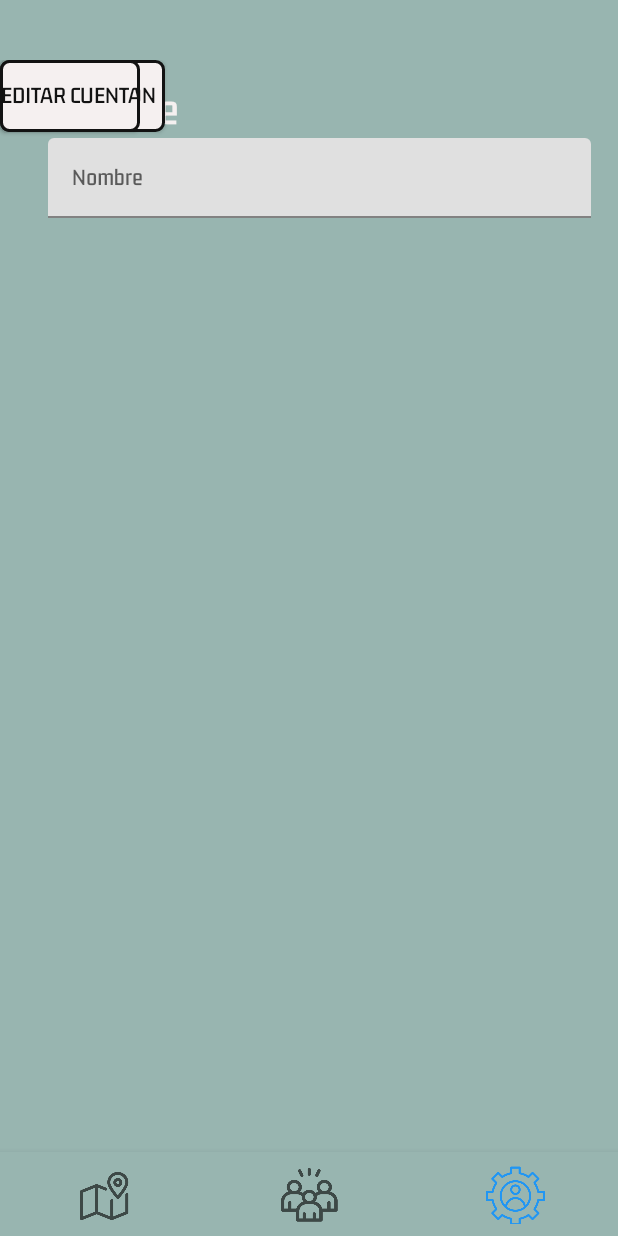
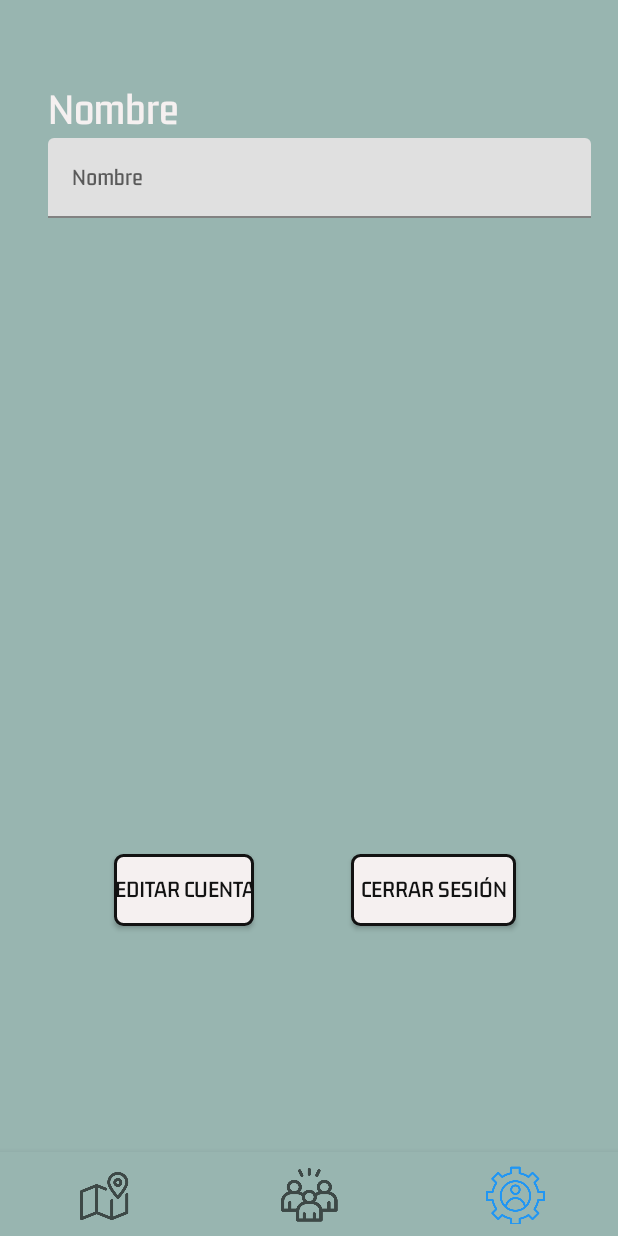
Before and after one commit to paez49/Taller3_CompuMovil, an Android app: the screen it shows after launch once a user with an empty profile is signed in (MainActivity), item 3 of the bottom bar chosen, on a phone screen of 412 x 824 dp. Run offline under Robolectric (Android 15) with nearby library versions, the light colour scheme and no system bars; our stand-ins replace Dagger/Hilt's generated code, Firebase (no records; nobody signed in at launch, a user with empty details on screens opened directly); 8 statements that could not run were skipped.

Commit message:
Primer punto completado

```diff
--- a/Taller_3_Movil/app/src/main/java/com/example/nuevo_parchaosr/activities/acces/LoginActivity.kt
+++ b/Taller_3_Movil/app/src/main/java/com/example/nuevo_parchaosr/activities/acces/LoginActivity.kt
@@ -1,6 +1,9 @@
 package com.example.nuevo_parchaosr.activities.acces
 
+import android.annotation.SuppressLint
+import android.content.Context
 import android.content.Intent
+import android.location.LocationManager
 import android.os.Bundle
 import android.util.Patterns
 import android.view.KeyEvent
@@ -9,11 +12,15 @@ import com.example.nuevo_parchaosr.R
 import com.example.nuevo_parchaosr.activities.BasicActivity
 import com.example.nuevo_parchaosr.activities.MainActivity
 import com.example.nuevo_parchaosr.databinding.LoginBinding
+import com.example.nuevo_parchaosr.services.FireBaseService
+import com.example.nuevo_parchaosr.utils.PermissionHelper
 import com.google.firebase.auth.FirebaseAuth
 
 class LoginActivity : BasicActivity() {
     private lateinit var binding: LoginBinding
     var auth = FirebaseAuth.getInstance()
+    var fireBaseService = FireBaseService()
+    var permissionHelper = PermissionHelper()
     override fun onResume() {
         super.onResume()
         if (auth.currentUser != null) {
@@ -30,7 +37,7 @@ class LoginActivity : BasicActivity() {
         binding = LoginBinding.inflate(layoutInflater)
         val view = binding.root
         setContentView(view)
-
+        permissionHelper.getLocationPermission(this)
         binding.loginButton.setOnClickListener {
             //val intent = Intent(this, MainActivity::class.java)
             //startActivity(intent)
@@ -50,6 +57,7 @@ class LoginActivity : BasicActivity() {
         }
 
     }
+    @SuppressLint("MissingPermission")
     fun doLogin(){
         if (binding.emailInput.text.toString().isEmpty() &&
             binding.passwordInput.text.toString().isEmpty()
@@ -71,6 +79,11 @@ class LoginActivity : BasicActivity() {
             }
 
         }
+
+        if (!permissionHelper.mLocationPermissionGranted) {
+            Toast.makeText(this, "Activa permisos de ubicacion.", Toast.LENGTH_SHORT).show()
+            return
+        }
         binding.emailInput.error = null
         binding.passwordInput.error = null
         auth.signInWithEmailAndPassword(
@@ -78,6 +91,11 @@ class LoginActivity : BasicActivity() {
             binding.passwordInput.text.toString()
         )
             .addOnSuccessListener {
+                val locationManager = getSystemService(Context.LOCATION_SERVICE) as LocationManager
+                val location = locationManager?.getLastKnownLocation(LocationManager.GPS_PROVIDER)
+                var latitud = location!!.latitude
+                var longitud = location!!.longitude
+                fireBaseService.actualizarUbicacionUsuario(latitud, longitud)
                 startActivity(
                     Intent(
                         this,
--- a/Taller_3_Movil/app/src/main/java/com/example/nuevo_parchaosr/services/FireBaseService.kt
+++ b/Taller_3_Movil/app/src/main/java/com/example/nuevo_parchaosr/services/FireBaseService.kt
@@ -32,5 +32,12 @@ class FireBaseService {
             }
         })
     }
+    fun actualizarUbicacionUsuario(latitud: Double, longitud: Double) {
+        val referenceUsuario = database.getReference("usuarios/${auth.currentUser?.uid}")
+        referenceUsuario.child("latitud").setValue(latitud)
+        referenceUsuario.child("longitud").setValue(longitud)
+    }
+
+
 
 }
--- a/Taller_3_Movil/app/src/main/res/layout/fragment_user.xml
+++ b/Taller_3_Movil/app/src/main/res/layout/fragment_user.xml
@@ -21,14 +21,16 @@
             android:id="@+id/CerrarCuenta"
             android:layout_width="110dp"
             android:layout_height="48dp"
+            android:layout_marginTop="104dp"
+            android:layout_marginEnd="68dp"
+
             android:background="@drawable/shape_rectangular_rounded_bg"
             android:gravity="center"
-
             android:text="@string/cerrar_sesi_n"
             android:textColor="@color/black"
             android:textSize="16sp"
-            tools:layout_editor_absoluteX="244dp"
-            tools:layout_editor_absoluteY="546dp" />
+            app:layout_constraintEnd_toEndOf="parent"
+            app:layout_constraintTop_toBottomOf="@+id/linearLayout2" />
 
         <androidx.appcompat.widget.AppCompatButton
             android:id="@+id/EditarCuentaButton"
@@ -36,15 +38,18 @@
             android:layout_height="wrap_content"
 
 
+            android:layout_marginStart="76dp"
+            android:layout_marginTop="104dp"
             android:background="@drawable/shape_rectangular_rounded_bg"
             android:gravity="center"
             android:text="@string/editar_cuenta"
             android:textColor="@color/black"
             android:textSize="16sp"
-            tools:layout_editor_absoluteX="48dp"
-            tools:layout_editor_absoluteY="547dp" />
+            app:layout_constraintStart_toStartOf="parent"
+            app:layout_constraintTop_toBottomOf="@+id/linearLayout2" />
 
         <LinearLayout
+            android:id="@+id/linearLayout2"
             android:layout_width="362dp"
             android:layout_height="409dp"
             android:layout_marginStart="32dp"
@@ -68,8 +73,9 @@
 
             <LinearLayout
                 android:layout_width="match_parent"
-                android:layout_height="76dp"
+                android:layout_height="wrap_content"
                 android:orientation="vertical">
+
                 <com.google.android.material.textfield.TextInputLayout
                     android:id="@+id/textField"
                     android:layout_width="match_parent"
@@ -78,15 +84,14 @@
 
                     <com.google.android.material.textfield.TextInputEditText
                         android:layout_width="match_parent"
-                        android:layout_height="wrap_content"
-                        />
+                        android:layout_height="wrap_content" />
 
                 </com.google.android.material.textfield.TextInputLayout>
             </LinearLayout>
 
             <LinearLayout
                 android:layout_width="match_parent"
-                android:layout_height="49dp"
+                android:layout_height="78dp"
                 android:orientation="vertical"></LinearLayout>
         </LinearLayout>
 
```
Also changed, not shown: Taller_3_Movil/app/src/main/java/com/example/nuevo_parchaosr/activities/acces/RegisterActivty.kt (+77 -37 lines), Taller_3_Movil/app/src/main/java/com/example/nuevo_parchaosr/model/Usuario.kt (+6 -5 lines), Taller_3_Movil/app/src/main/res/layout/register.xml (+4 -4 lines).
